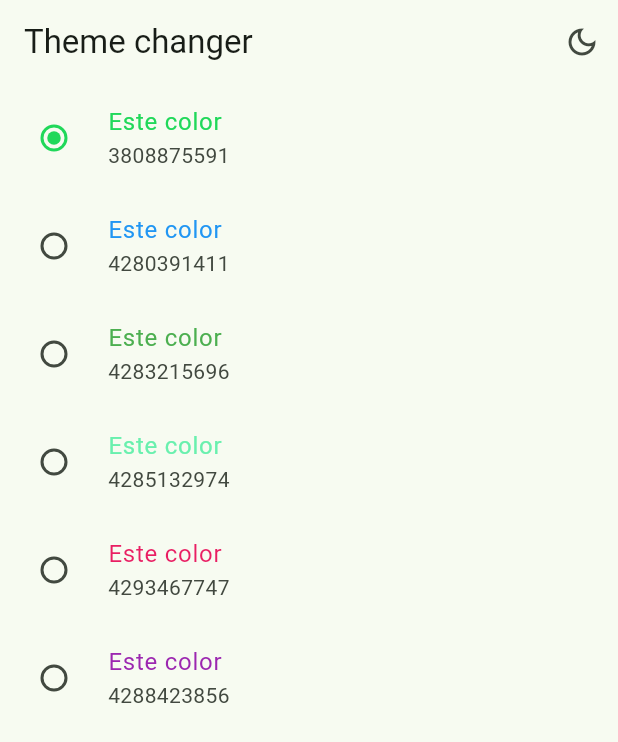
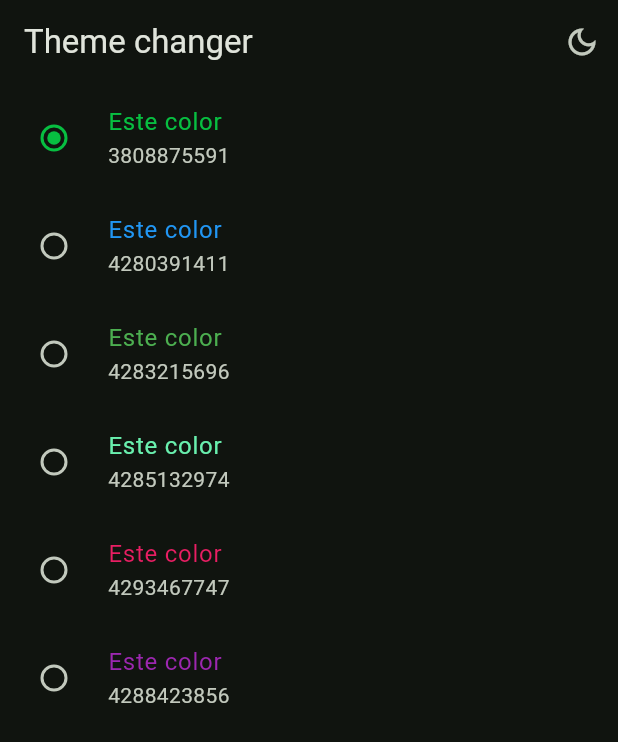
Before and after one commit to gabrielcabrera17/widget_app, a Flutter app: the ThemeChangerScreen screen opened by its route, after a tap on the "light mode" icon, on a phone screen of 412 x 824 dp. Shown: the top 742 px of the screen. Run offline on Flutter 3.47's test engine with Material 3 defaults, Android fonts, the phone set to English and light mode, and no system bars; our stand-ins replace animate_do, flutter_riverpod, go_router.

Commit message:
change theme

```diff
--- a/lib/config/theme/app_theme.dart
+++ b/lib/config/theme/app_theme.dart
@@ -33,5 +33,12 @@ class AppTheme {
     )
   );
 
-
+  AppTheme copyWith({
+    int? selectedColor,
+    bool? isDarkMode
+}) => AppTheme(
+    //sino me manda el valor usare el valor por defecto
+    selectedColor:  selectedColor ?? this.selectedColor,
+    isDarkMode:  isDarkMode ?? this.isDarkMode
+  );
 }
--- a/lib/presentation/providers/theme_provider.dart
+++ b/lib/presentation/providers/theme_provider.dart
@@ -24,11 +24,11 @@ class ThemeNotifier extends StateNotifier<AppTheme>{
   ThemeNotifier():super(AppTheme());
 
   void toogleDarkMode(){
-
+    state = state.copyWith( isDarkMode: !state.isDarkMode);
   }
 
   void changeColorIndex(int colorIndex){
-
+    state = state.copyWith(selectedColor: colorIndex );
   }
 
 
--- a/lib/presentation/screens/theme_changer/theme_changer_screen.dart
+++ b/lib/presentation/screens/theme_changer/theme_changer_screen.dart
@@ -11,7 +11,7 @@ class ThemeChangerScreen extends ConsumerWidget {
   @override
   Widget build(BuildContext context, ref) {
 
-    final isDarkMode = ref.watch(isDarModeProvider);
+    final isDarkMode = ref.watch(themeNotifierProvider).isDarkMode;
 
     return Scaffold(
       appBar: AppBar(
@@ -21,7 +21,8 @@ class ThemeChangerScreen extends ConsumerWidget {
 
             icon: Icon(isDarkMode ? Icons.dark_mode_outlined : Icons.light_mode_outlined),
             onPressed: () {
-              ref.read(isDarModeProvider.notifier).update((state) => !state,);
+              //ref.read(isDarModeProvider.notifier).update((state) => !state,);
+              ref.read(themeNotifierProvider.notifier).toogleDarkMode();
             },
 
           ),
@@ -42,7 +43,8 @@ class _ThemeChangerView extends ConsumerWidget {
   Widget build(BuildContext context, ref) {
 
     final List<Color> colors = ref.watch(colorListProvider);
-    final int colorSelected = ref.watch(selectedColorProvider);
+    final int selectedColor = ref.watch(themeNotifierProvider).selectedColor;
+    //final int colorSelected = ref.watch(selectedColorProvider);
 
     return ListView.builder(
       itemCount: colors.length,
@@ -54,10 +56,11 @@ class _ThemeChangerView extends ConsumerWidget {
           subtitle: Text('${color.value}'),
           value: index,
           activeColor: color,
-          groupValue: colorSelected,
+          groupValue: selectedColor,
           onChanged: (value) {
             // todo: notificar el cambio
-            ref.read(selectedColorProvider.notifier).update((state) => index,);
+           // ref.read(selectedColorProvider.notifier).update((state) => index,);
+            ref.read(themeNotifierProvider.notifier).changeColorIndex(index);
           },
         );
       },
```
